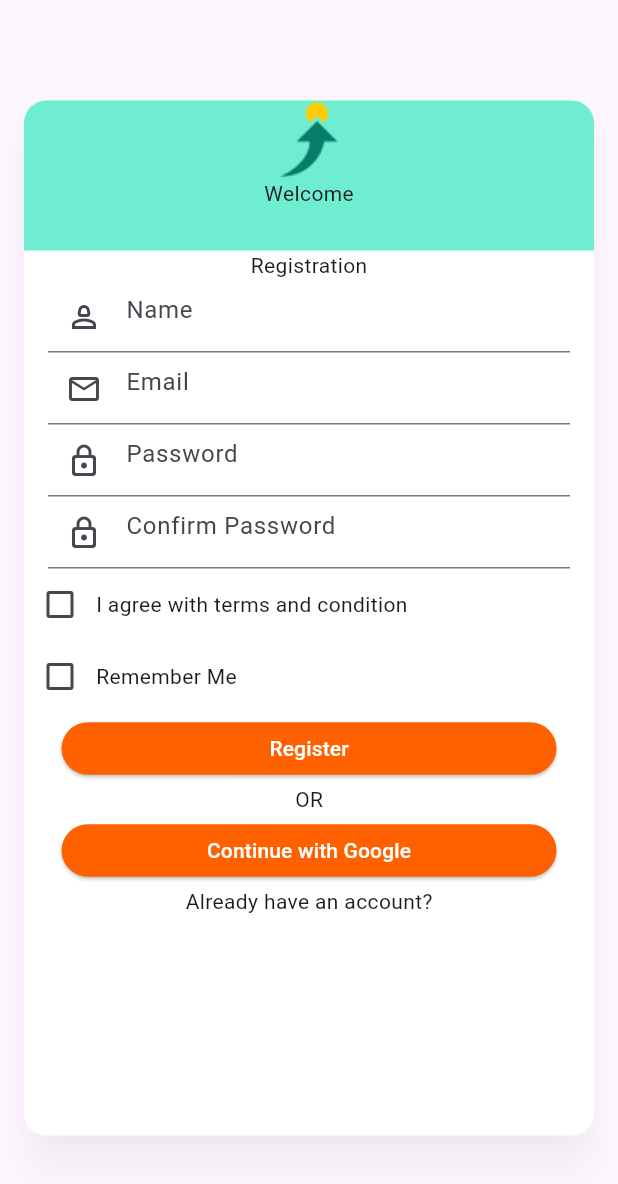
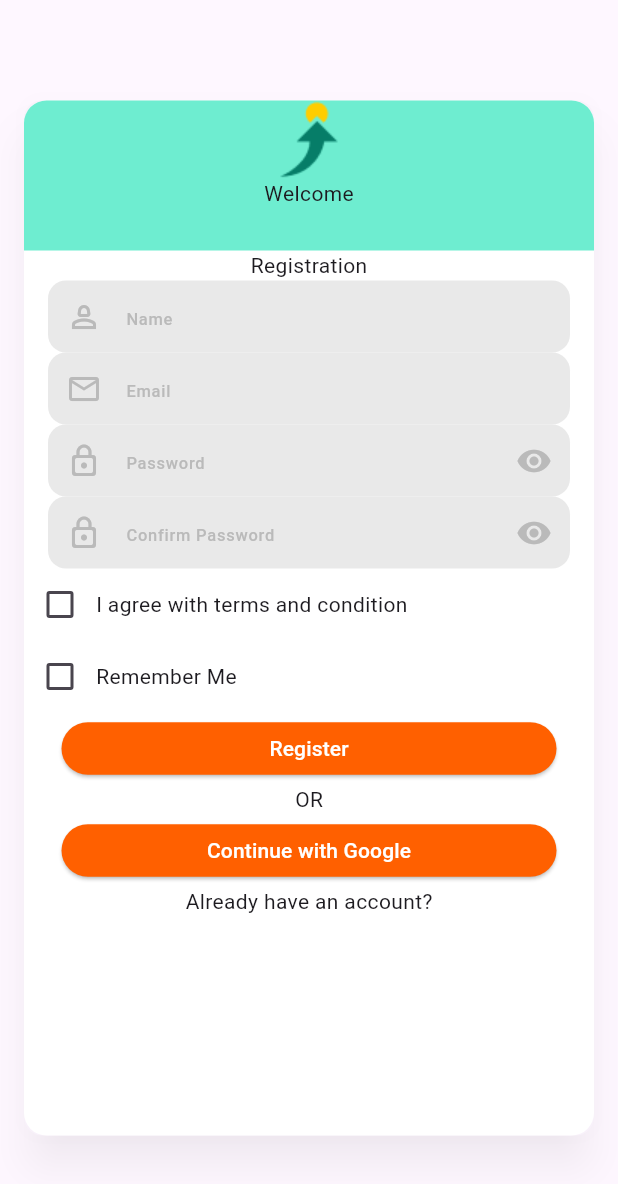
Before and after one commit to yazidalg/starvest, a Flutter app: the screen it shows after launch, on a phone screen of 412 x 824 dp. Shown: the top 1184 px of the screen. Run offline on Flutter 3.47's test engine with Material 3 defaults, Android fonts, the light colour scheme and no system bars; our stand-ins replace firebase_auth, firebase_core, get, google_sign_in; accounts and stored records are empty.

Commit message:
text field component

```diff
--- a/lib/src/components/field_component.dart
+++ b/lib/src/components/field_component.dart
@@ -1,6 +1,6 @@
 import 'package:flutter/material.dart';
 
-class FieldComponent extends StatelessWidget {
+class FieldComponent extends StatefulWidget {
   const FieldComponent({
     super.key,
     required this.icon,
@@ -17,6 +17,13 @@ class FieldComponent extends StatelessWidget {
   final bool obsecureText;
 
   @override
+  State<FieldComponent> createState() => _FieldComponentState();
+}
+
+class _FieldComponentState extends State<FieldComponent> {
+  bool _isVisible = false;
+
+  @override
   Widget build(BuildContext context) {
     return Padding(
       padding: const EdgeInsets.only(
@@ -24,13 +31,36 @@ class FieldComponent extends StatelessWidget {
         right: 16,
       ),
       child: TextFormField(
-        controller: controllerText,
-        validator: validator,
-        obscureText: obsecureText,
+        controller: widget.controllerText,
+        validator: widget.validator,
+        obscureText: widget.obsecureText && !_isVisible,
         decoration: InputDecoration(
-          prefixIcon: Icon(icon),
-          hintText: hint,
-          hintStyle: const TextStyle(fontWeight: FontWeight.w400),
+          contentPadding: EdgeInsets.zero,
+          filled: true,
+          fillColor: const Color(0xffE9E9E9),
+          border: OutlineInputBorder(
+            borderRadius: BorderRadius.circular(12),
+            borderSide: BorderSide.none,
+          ),
+          prefixIcon: Icon(
+            widget.icon,
+            color: const Color(0xffBABABA),
+          ),
+          hintText: widget.hint,
+          hintStyle: Theme.of(context)
+              .textTheme
+              .labelSmall!
+              .copyWith(color: const Color(0xffBABABA)),
+          suffixIcon: widget.obsecureText == true
+              ? IconButton(
+                  color: const Color(0xffBABABA),
+                  icon: Icon(
+                      _isVisible ? Icons.visibility_off : Icons.visibility),
+                  onPressed: () => setState(() {
+                    _isVisible = !_isVisible;
+                  }),
+                )
+              : const Text(""),
         ),
       ),
     );
```
